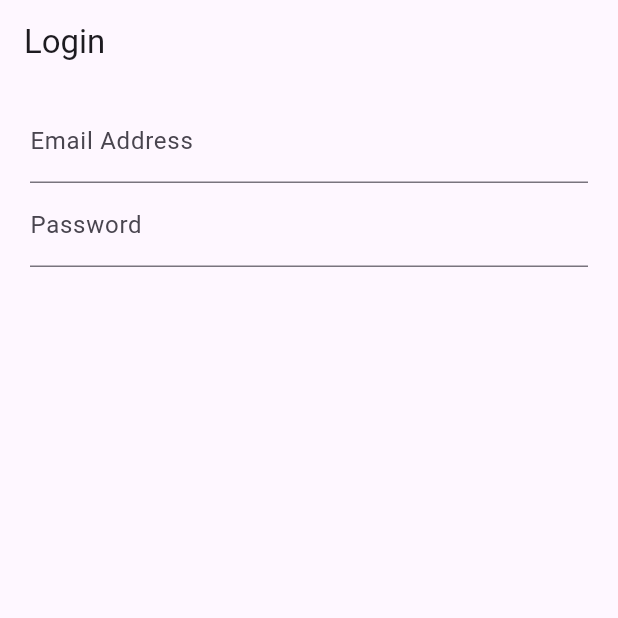
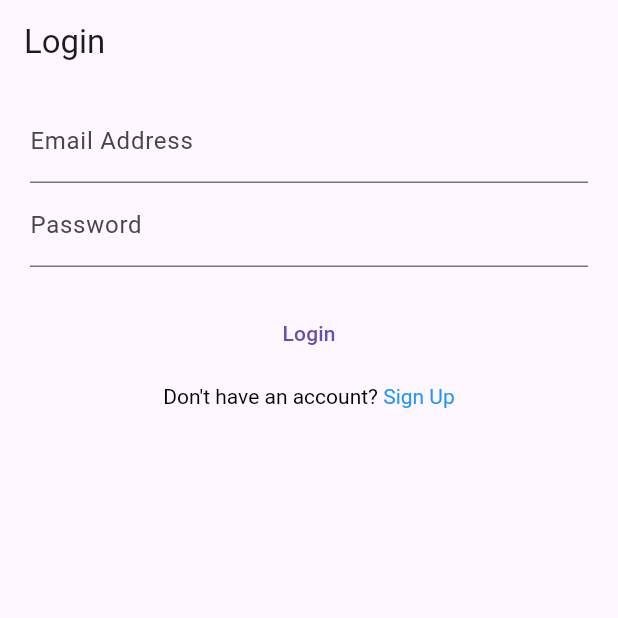
Before and after one commit to MelvinManni/todo, a Flutter app: the screen it shows after launch, on a phone screen of 412 x 824 dp, the top half of it. Run offline on Flutter 3.47's test engine with Material 3 defaults, Android fonts, the phone set to English and light mode, and no system bars; our stand-ins replace bloc, cloud_firestore, equatable, firebase_auth, firebase_core, flutter_bloc; missing offline and left inert: flutterfire_ui; accounts and stored records are empty.

Commit message:
set up login and sign up

```diff
--- a/lib/view/screens/home.dart
+++ b/lib/view/screens/home.dart
@@ -1,4 +1,3 @@
-import 'package:flutter/foundation.dart';
 import 'package:flutter/material.dart';
 
 class HomeScreen extends StatelessWidget {
--- a/lib/view/screens/login.dart
+++ b/lib/view/screens/login.dart
@@ -1,8 +1,11 @@
+import 'package:flutter/gestures.dart';
 import 'package:flutter/material.dart';
 import 'package:flutter/widgets.dart';
 import 'package:flutter_bloc/flutter_bloc.dart';
+import 'package:flutterfire_ui/auth.dart';
 import 'package:todo/cubit/login_cubit/login_cubit.dart';
 import 'package:todo/data/repository/repository.dart';
+import 'package:todo/view/screens/signup.dart';
 
 class LoginScreen extends StatelessWidget {
   const LoginScreen({super.key});
@@ -29,13 +32,33 @@ class LoginScreen extends StatelessWidget {
           onTap: () {
             FocusManager.instance.primaryFocus?.unfocus();
           },
-          child: const SingleChildScrollView(
+          child: SingleChildScrollView(
               child: Padding(
-            padding: EdgeInsets.symmetric(vertical: 10.0, horizontal: 20),
+            padding: const EdgeInsets.symmetric(vertical: 10.0, horizontal: 20),
             child: Column(
               children: [
-                _EmailField(),
-                _PasswordField(),
+                const _EmailField(),
+                const _PasswordField(),
+                const SizedBox(height: 20),
+                TextButton(
+                    onPressed: () {
+                      context.read<LoginCubit>().logInWithCredentials();
+                    },
+                    child: const Text("Login")),
+                const SizedBox(height: 10),
+                RichText(
+                    text: TextSpan(
+                        text: "Don't have an account? ",
+                        style: const TextStyle(color: Colors.black),
+                        children: [
+                      TextSpan(
+                          text: "Sign Up",
+                          style: const TextStyle(color: Colors.blue),
+                          recognizer: TapGestureRecognizer()
+                            ..onTap = () {
+                              Navigator.of(context).push(SignUpScreen.route());
+                            })
+                    ]))
               ],
             ),
           )),
```
